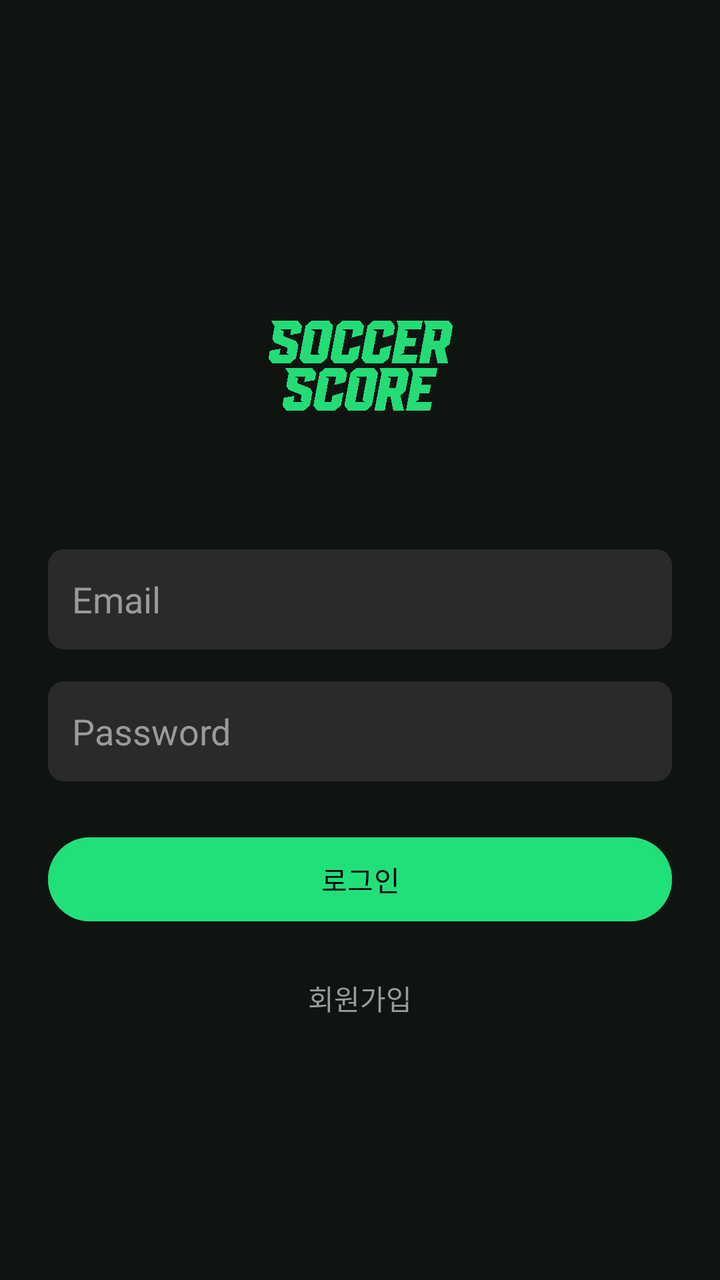
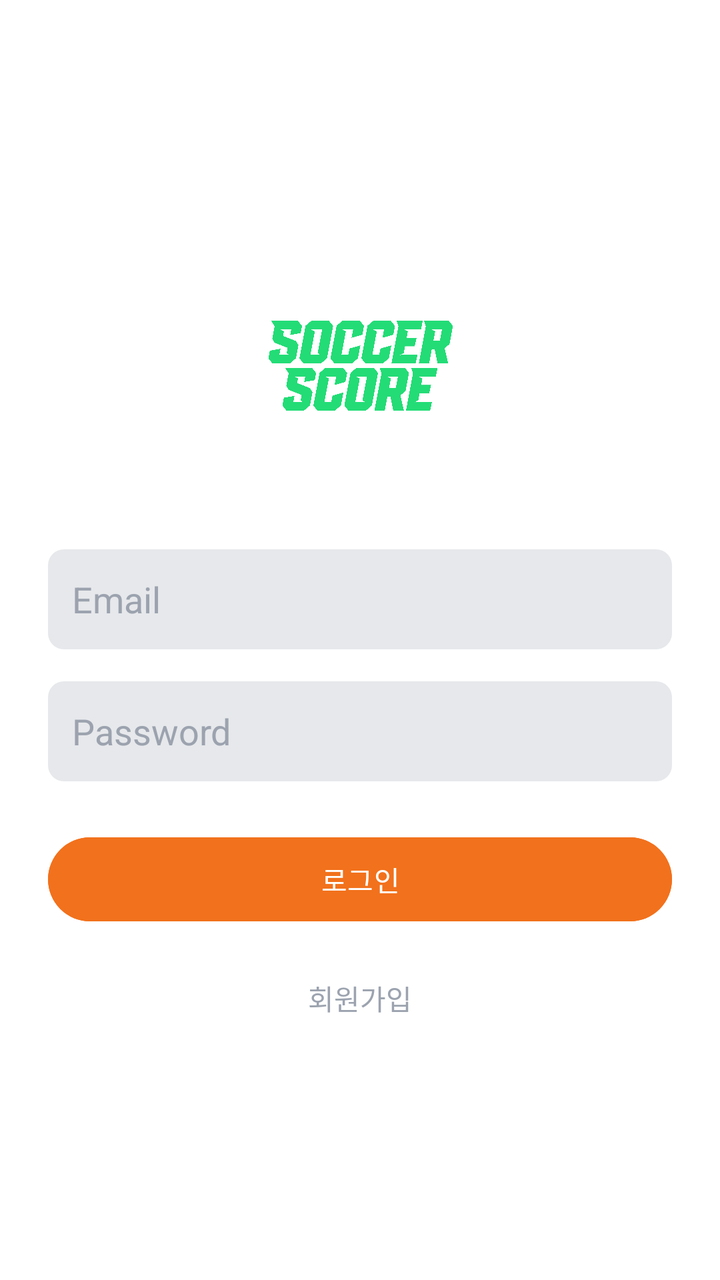

An Android layout rendered at two revisions. The XML below is the earlier revision; the diff shows what the commit changed to produce the second picture.
<!-- AndroidManifest.xml: application theme Theme.MyApplication -->
<!-- res/layout/activity_login.xml -->
<?xml version="1.0" encoding="utf-8"?>
<LinearLayout
    xmlns:android="http://schemas.android.com/apk/res/android"
    android:layout_width="match_parent"
    android:layout_height="match_parent"
    android:orientation="vertical"
    android:gravity="center"
    android:background="#101411"
    android:padding="24dp">

    
    <ImageView
        android:layout_width="120dp"
        android:layout_height="120dp"
        android:src="@drawable/livescore1"
        android:layout_marginBottom="32dp"/>

    
    <EditText
        android:id="@+id/etEmail"
        android:layout_width="match_parent"
        android:layout_height="50dp"
        android:hint="Email"
        android:textColor="#FFFFFF"
        android:textColorHint="#9A9A9A"
        android:background="@drawable/edittext_bg"
        android:padding="12dp"
        android:layout_marginBottom="16dp"/>

    
    <EditText
        android:id="@+id/etPassword"
        android:layout_width="match_parent"
        android:layout_height="50dp"
        android:hint="Password"
        android:textColor="#FFFFFF"
        android:textColorHint="#9A9A9A"
        android:background="@drawable/edittext_bg"
        android:inputType="textPassword"
        android:padding="12dp"
        android:layout_marginBottom="24dp"/>

    
    <Button
        android:id="@+id/btnLogin"
        android:layout_width="match_parent"
        android:layout_height="50dp"
        android:text="로그인"
        android:textColor="#000000"
        android:backgroundTint="#20E07A"/>

    
    <TextView
        android:id="@+id/tvGoToRegister"
        android:layout_width="wrap_content"
        android:layout_height="wrap_content"
        android:text="회원가입"
        android:textColor="#9A9A9A"
        android:layout_marginTop="16dp"
        android:padding="8dp"/>

</LinearLayout>
<!-- resources referenced by this layout -->
<resources>
  <!-- drawable edittext_bg (drawable) -->
  <?xml version="1.0" encoding="utf-8"?>
  <shape xmlns:android="http://schemas.android.com/apk/res/android">
      <solid android:color="#2A2A2A"/>
      <corners android:radius="8dp"/>
  </shape>
  <!-- drawable livescore1: png bitmap (drawable, 242704 bytes) -->
  <style name="Theme.MyApplication" parent="Base.Theme.MyApplication" />
  <style name="Base.Theme.MyApplication" parent="Theme.Material3.DayNight.NoActionBar">
          
          
      </style>
</resources>

<!-- the commit's change to res/layout/activity_login.xml (unified diff, before → after) -->
@@ -5,7 +5,7 @@
     android:layout_height="match_parent"
     android:orientation="vertical"
     android:gravity="center"
-    android:background="#101411"
+    android:background="@color/bg"
     android:padding="24dp">
 
     
@@ -21,8 +21,8 @@
         android:layout_width="match_parent"
         android:layout_height="50dp"
         android:hint="Email"
-        android:textColor="#FFFFFF"
-        android:textColorHint="#9A9A9A"
+        android:textColor="@color/text_primary"
+        android:textColorHint="@color/text_hint"
         android:background="@drawable/edittext_bg"
         android:padding="12dp"
         android:layout_marginBottom="16dp"/>
@@ -33,8 +33,8 @@
         android:layout_width="match_parent"
         android:layout_height="50dp"
         android:hint="Password"
-        android:textColor="#FFFFFF"
-        android:textColorHint="#9A9A9A"
+        android:textColor="@color/text_primary"
+        android:textColorHint="@color/text_hint"
         android:background="@drawable/edittext_bg"
         android:inputType="textPassword"
         android:padding="12dp"
@@ -46,8 +46,8 @@
         android:layout_width="match_parent"
         android:layout_height="50dp"
         android:text="로그인"
-        android:textColor="#000000"
-        android:backgroundTint="#20E07A"/>
+        android:textColor="@color/on_accent"
+        android:backgroundTint="@color/accent"/>
 
     
     <TextView
@@ -55,7 +55,7 @@
         android:layout_width="wrap_content"
         android:layout_height="wrap_content"
         android:text="회원가입"
-        android:textColor="#9A9A9A"
+        android:textColor="@color/text_hint"
         android:layout_marginTop="16dp"
         android:padding="8dp"/>
 
<!-- resource entries referenced after the edit -->
@@ -1,16 +1,27 @@
 <!-- resources referenced by this layout -->
 <resources>
+  <color name="accent">#F2711C</color>
+  <color name="bg">#FFFFFF</color>
+  <color name="on_accent">#FFFFFF</color>
+  <color name="text_hint">#9CA3AF</color>
+  <color name="text_primary">#1A1A1A</color>
   <!-- drawable edittext_bg (drawable) -->
   <?xml version="1.0" encoding="utf-8"?>
   <shape xmlns:android="http://schemas.android.com/apk/res/android">
-      <solid android:color="#2A2A2A"/>
+      <solid android:color="@color/surface_variant"/>
       <corners android:radius="8dp"/>
   </shape>
   <!-- drawable livescore1: png bitmap (drawable, 242704 bytes) -->
   <style name="Theme.MyApplication" parent="Base.Theme.MyApplication" />
-  <style name="Base.Theme.MyApplication" parent="Theme.Material3.DayNight.NoActionBar">
-          
-          
+  <color name="surface_variant">#E6E8EB</color>
+  <style name="Base.Theme.MyApplication" parent="Theme.Material3.Light.NoActionBar">
+          <item name="colorPrimary">@color/accent</item>
+          <item name="colorOnPrimary">@color/on_accent</item>
+          <item name="android:windowBackground">@color/bg</item>
+          <item name="android:statusBarColor">@color/bg</item>
+          <item name="android:navigationBarColor">@color/bg</item>
+          <item name="android:windowLightStatusBar">true</item>
+          <item name="android:windowLightNavigationBar" tools:targetApi="o_mr1">true</item>
       </style>
 </resources>
 
